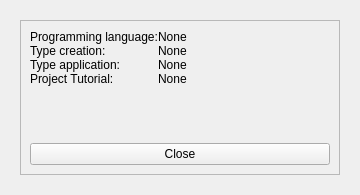
Old version of the form src/view/ui/main/info.ui in the repository fersilentt/ProgrammingDirectories.
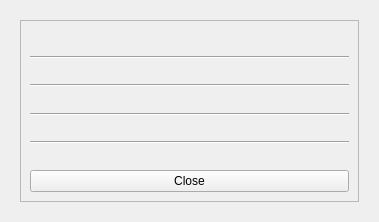
New version of the form. Icons and pictures are not drawn.

Patch:
```diff
--- a/src/view/ui/main/info.ui
+++ b/src/view/ui/main/info.ui
@@ -6,10 +6,16 @@
    <rect>
     <x>0</x>
     <y>0</y>
-    <width>360</width>
-    <height>195</height>
+    <width>379</width>
+    <height>222</height>
    </rect>
   </property>
+  <property name="maximumSize">
+   <size>
+    <width>400</width>
+    <height>300</height>
+   </size>
+  </property>
   <property name="windowTitle">
    <string>Frame information</string>
   </property>
@@ -36,65 +42,112 @@
           <number>0</number>
          </property>
          <item>
-          <layout class="QFormLayout" name="formLayout">
-           <item row="0" column="0">
-            <widget class="QLabel" name="lTextProgrammingLanguage">
-             <property name="text">
-              <string>Programming language:</string>
+          <layout class="QHBoxLayout" name="horizontalLayout_5">
+           <item>
+            <widget class="QLabel" name="lImagePython">
+             <property name="maximumSize">
+              <size>
+               <width>50</width>
+               <height>50</height>
+              </size>
              </property>
-            </widget>
-           </item>
-           <item row="0" column="1">
-            <widget class="QLabel" name="lProgrammingLanguage">
              <property name="text">
-              <string>None</string>
+              <string/>
              </property>
-            </widget>
-           </item>
-           <item row="1" column="0">
-            <widget class="QLabel" name="lTextTypeCreation">
-             <property name="text">
-              <string>Type creation:</string>
+             <property name="pixmap">
+              <pixmap>../../../static/python.svg</pixmap>
              </property>
-            </widget>
-           </item>
-           <item row="1" column="1">
-            <widget class="QLabel" name="lTypeCreation">
-             <property name="text">
-              <string>None</string>
+             <property name="scaledContents">
+              <bool>true</bool>
              </property>
             </widget>
            </item>
-           <item row="2" column="0">
-            <widget class="QLabel" name="lTextTypeApplication">
-             <property name="text">
-              <string>Type application:</string>
+           <item>
+            <widget class="QLabel" name="lImageQt">
+             <property name="maximumSize">
+              <size>
+               <width>50</width>
+               <height>50</height>
+              </size>
              </property>
-            </widget>
-           </item>
-           <item row="2" column="1">
-            <widget class="QLabel" name="lTypeApplication">
              <property name="text">
-              <string>None</string>
+              <string/>
              </property>
-            </widget>
-           </item>
-           <item row="3" column="0">
-            <widget class="QLabel" name="lTextProjectTutorial">
-             <property name="text">
-              <string>Project Tutorial:</string>
+             <property name="pixmap">
+              <pixmap>../../../static/qt.svg</pixmap>
              </property>
-            </widget>
-           </item>
-           <item row="3" column="1">
-            <widget class="QLabel" name="lProjectTutorial">
-             <property name="text">
-              <string>None</string>
+             <property name="scaledContents">
+              <bool>true</bool>
              </property>
             </widget>
            </item>
           </layout>
          </item>
+         <item>
+          <widget class="Line" name="line">
+           <property name="orientation">
+            <enum>Qt::Horizontal</enum>
+           </property>
+          </widget>
+         </item>
+         <item>
+          <widget class="QLabel" name="lLicence">
+           <property name="text">
+            <string/>
+           </property>
+           <property name="alignment">
+            <set>Qt::AlignCenter</set>
+           </property>
+          </widget>
+         </item>
+         <item>
+          <widget class="Line" name="line_2">
+           <property name="orientation">
+            <enum>Qt::Horizontal</enum>
+           </property>
+          </widget>
+         </item>
+         <item>
+          <widget class="QLabel" name="lConstruction">
+           <property name="text">
+            <string/>
+           </property>
+           <property name="alignment">
+            <set>Qt::AlignCenter</set>
+           </property>
+          </widget>
+         </item>
+         <item>
+          <widget class="Line" name="line_3">
+           <property name="orientation">
+            <enum>Qt::Horizontal</enum>
+           </property>
+          </widget>
+         </item>
+         <item>
+          <widget class="QLabel" name="lDeveloped">
+           <property name="text">
+            <string/>
+           </property>
+           <property name="alignment">
+            <set>Qt::AlignCenter</set>
+           </property>
+          </widget>
+         </item>
+         <item>
+          <widget class="Line" name="line_4">
+           <property name="orientation">
+            <enum>Qt::Horizontal</enum>
+           </property>
+          </widget>
+         </item>
+         <item>
+          <widget class="QLabel" name="lRepository">
+           <property name="text">
+            <string/>
+           </property>
+          </widget>
+         </item>
          <item>
           <widget class="QPushButton" name="pbClose">
            <property name="text">
```
